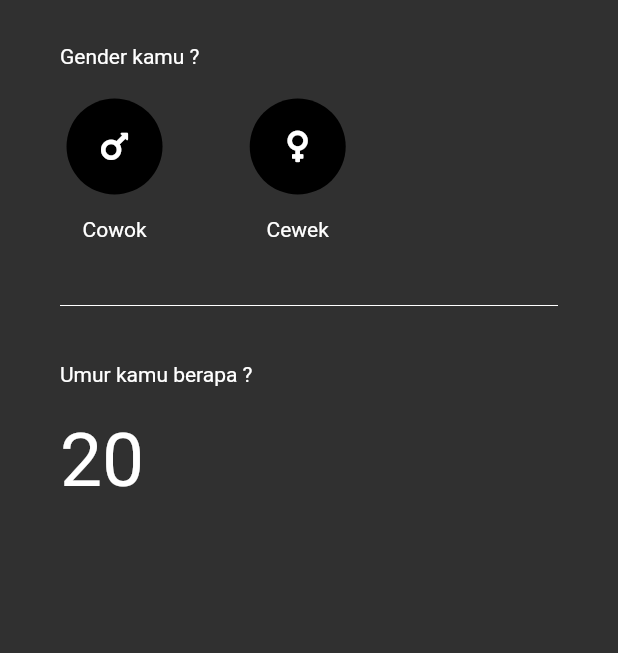
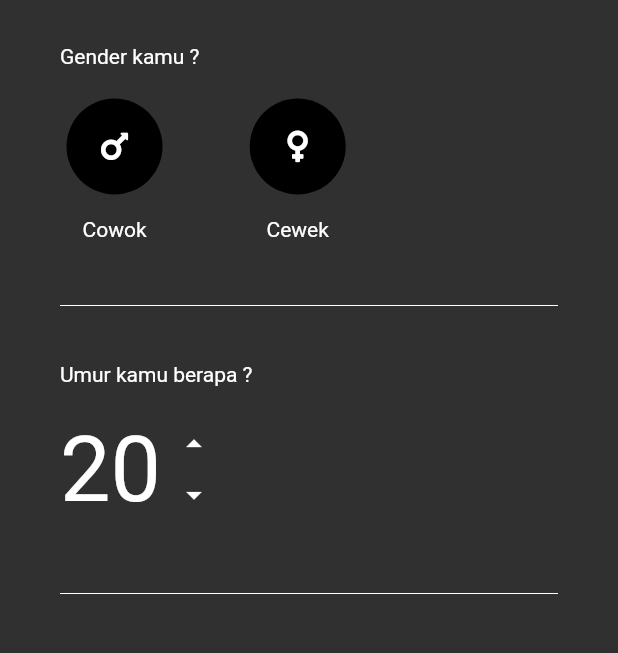
Before and after one commit to vicco7s/udacoding_repository, a Flutter app: the screen it shows after launch, on a phone screen of 412 x 824 dp, the part 95-748 px from its top. Run offline on Flutter 3.47's test engine with Material 2 defaults, Android fonts, the phone set to English and light mode, and no system bars; our stand-ins replace font_awesome_flutter.

Commit message:
bmi_calculator Commit

```diff
--- a/bmi_calculator/lib/components/gender.dart
+++ b/bmi_calculator/lib/components/gender.dart
@@ -1,5 +1,6 @@
 import 'package:flutter/material.dart';
 
+// ignore: camel_case_types
 class Result_Gender extends StatelessWidget {
   Result_Gender({@required this.chardchild,this.colour,this.onPress});
 
--- /dev/null
+++ b/bmi_calculator/lib/components/iconbutton.dart
@@ -0,0 +1,17 @@
+import 'package:flutter/material.dart';
+
+
+class ButtonIcon extends StatelessWidget {
+  ButtonIcon({@required this.icon , this.onPress});
+
+  final Function onPress;
+  final IconData icon;
+
+  @override
+  Widget build(BuildContext context) {
+    return GestureDetector(
+      onTap: onPress,
+     child: Icon(icon),
+    );
+  }
+}
--- a/bmi_calculator/lib/page/input.dart
+++ b/bmi_calculator/lib/page/input.dart
@@ -1,6 +1,6 @@
 import 'package:bmi_calculator/components/constant.dart';
 import 'package:bmi_calculator/components/gender.dart';
-import 'package:bmi_calculator/components/iconGender.dart';
+import 'package:bmi_calculator/components/iconbutton.dart';
 import 'package:flutter/material.dart';
 import 'package:font_awesome_flutter/font_awesome_flutter.dart';
 
@@ -95,9 +95,7 @@ class _InputBmiState extends State<InputBmi> {
             ),
           ),
 
-          Column(
-           children: [
-             Row(
+            Row(
                children: [
                  Text('Umur kamu berapa ?'),
                ],
@@ -105,17 +103,43 @@ class _InputBmiState extends State<InputBmi> {
             Row(
              children: [
                Container(
-                padding: EdgeInsets.fromLTRB(0, 20, 0, 0),
+                padding: EdgeInsets.fromLTRB(0, 20, 10, 20),
                 child: Text(
                  age.toString(),
-                 style: TextStyle(fontSize: 50,color: Colors.white),
+                 style: TextStyle(fontSize: 60,color: Colors.white),
                 ),
-               )
+               ),
+               Column(
+                children: [
+                  ButtonIcon(
+                    onPress: (){
+                      setState(() {
+                        age++;
+                      });
+                    },
+                    icon: Icons.arrow_drop_up,
+                  ),
+                  SizedBox(height: 10,),
+                  ButtonIcon(
+                    onPress: (){
+                      setState(() {
+                        age--;
+                      });
+                    },
+                    icon: Icons.arrow_drop_down,
+                  )
+                ],
+               ),
              ],
-            )
+            ),
+            Padding(
+            padding: const EdgeInsets.fromLTRB(0, 20, 0, 20),
+            child: Divider(
+             color: Colors.white,
+            ),
+          ),
 
-           ],
-          )
+
 
          ],
         ),
```
